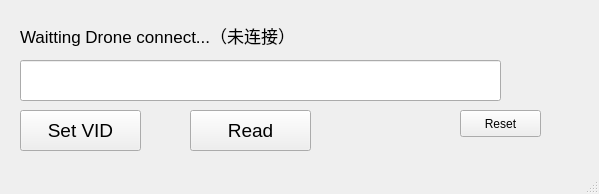
Qt form ui.ui (jiejiezhang/Tools-python) before a commit.
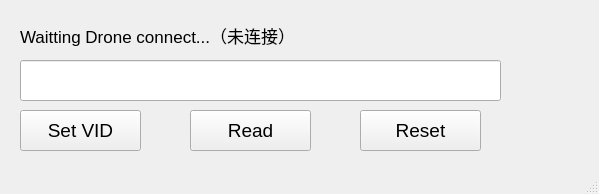
The same form after that commit.

Commit message: ui.ui: beautiful interface

Patch:
```diff
--- a/ui.ui
+++ b/ui.ui
@@ -92,12 +92,17 @@
    <widget class="QPushButton" name="button_4">
     <property name="geometry">
      <rect>
-      <x>460</x>
+      <x>360</x>
       <y>110</y>
-      <width>81</width>
-      <height>27</height>
+      <width>121</width>
+      <height>41</height>
      </rect>
     </property>
+    <property name="font">
+     <font>
+      <pointsize>14</pointsize>
+     </font>
+    </property>
     <property name="text">
      <string>Reset</string>
     </property>
```
The commit also changes 1 other file.
